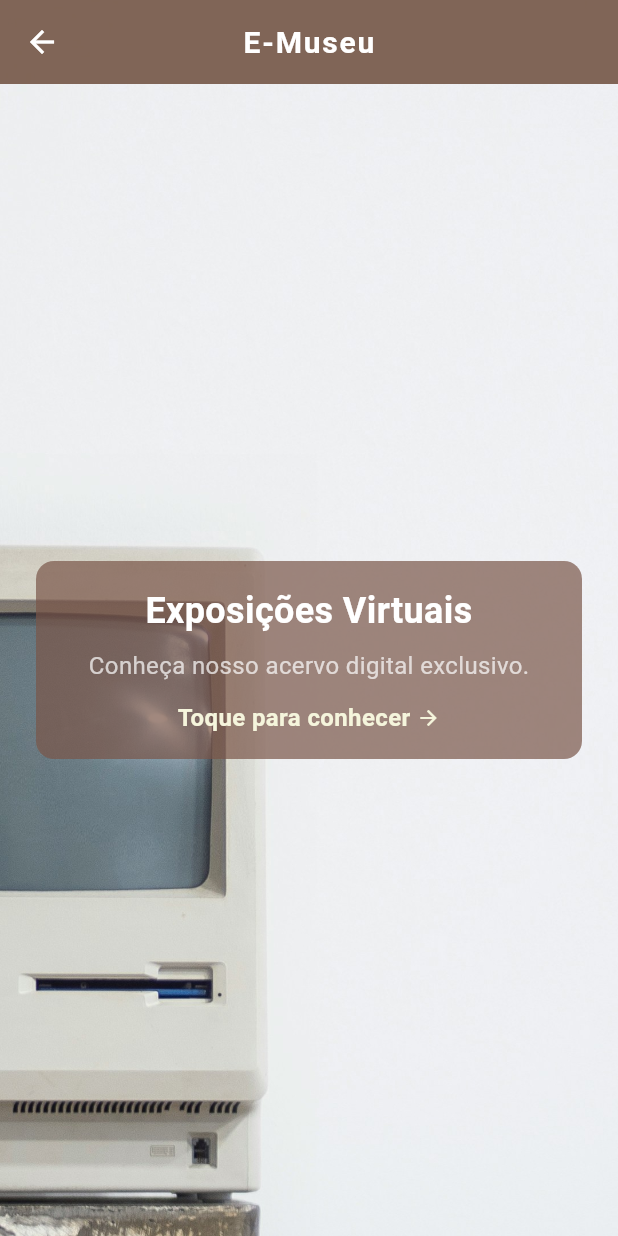
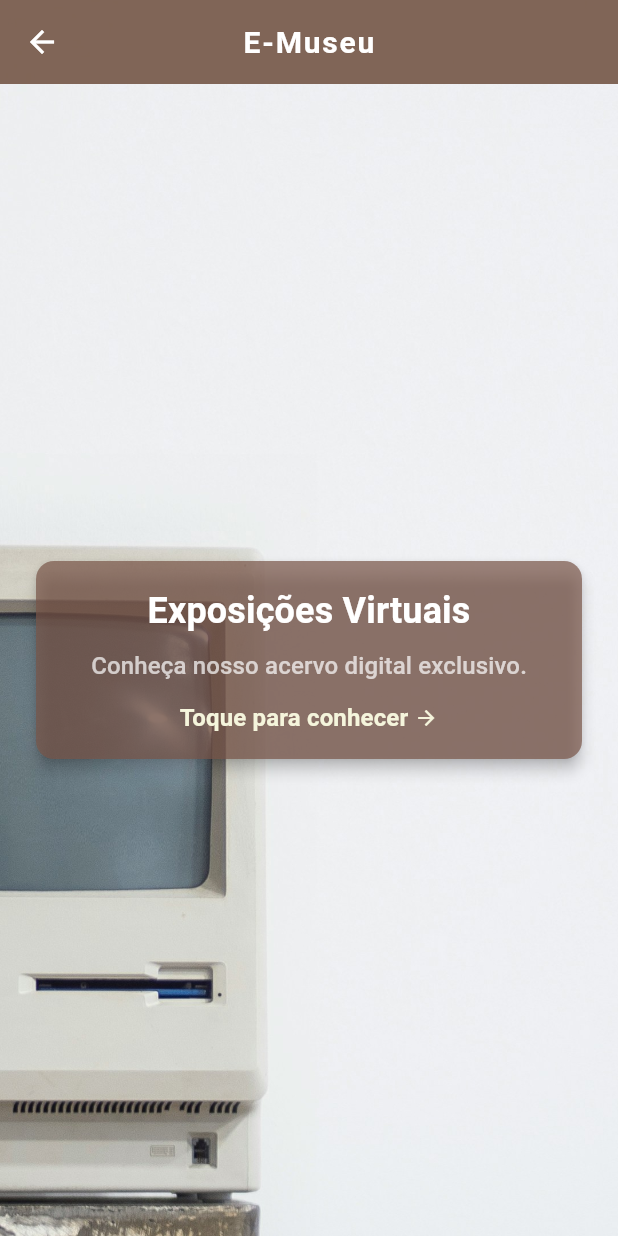
Before and after one commit to guilhermelerner/App-E_lixo, a Flutter app: the EMuseuHomePage screen opened directly, swiped to page 2, on a phone screen of 412 x 824 dp. Run offline on Flutter 3.47's test engine with Material 3 defaults, Android fonts, the phone set to English and light mode, and no system bars.

Commit message:
refactor(e-museu): melhoria de usabilidade da home page

```diff
--- a/lib/modules/e_museu/e_museu_home_page.dart
+++ b/lib/modules/e_museu/e_museu_home_page.dart
@@ -110,8 +110,53 @@ class _EMuseuHomePageState extends State<EMuseuHomePage> {
         },
         itemBuilder: (context, index) {
           double pageOffset = index - _scrollOffset;
+          double textTranslation = pageOffset * 180;
 
-          double textTranslation = pageOffset * 180;
+          Widget cardContent = Column(
+            mainAxisSize: MainAxisSize.min,
+            children: [
+              Text(
+                _panels[index]['title']!,
+                textAlign: TextAlign.center,
+                style: const TextStyle(
+                  color: Colors.white,
+                  fontSize: 24,
+                  fontWeight: FontWeight.bold,
+                ),
+              ),
+              const SizedBox(height: 8),
+              Text(
+                _panels[index]['desc']!,
+                textAlign: TextAlign.justify,
+                style: const TextStyle(
+                  color: Colors.white70,
+                  fontSize: 16,
+                ),
+              ),
+              if (index == 1) ...[
+                const SizedBox(height: 12),
+                const Row(
+                  mainAxisAlignment: MainAxisAlignment.center,
+                  children: [
+                    Text(
+                      'Toque para conhecer',
+                      style: TextStyle(
+                        color: Color(0xFFF5F5DC),
+                        fontWeight: FontWeight.bold,
+                        fontSize: 16,
+                      ),
+                    ),
+                    SizedBox(width: 4),
+                    Icon(
+                      Icons.arrow_forward,
+                      color: Color(0xFFF5F5DC),
+                      size: 16,
+                    ),
+                  ],
+                ),
+              ],
+            ],
+          );
 
           return Stack(
             children: [
@@ -121,7 +166,6 @@ class _EMuseuHomePageState extends State<EMuseuHomePage> {
                 height: double.infinity,
                 fit: BoxFit.cover,
               ),
-
               SafeArea(
                 child: Padding(
                   padding: const EdgeInsets.all(24.0),
@@ -134,22 +178,20 @@ class _EMuseuHomePageState extends State<EMuseuHomePage> {
                           mainAxisAlignment: MainAxisAlignment.center,
                           crossAxisAlignment: CrossAxisAlignment.center,
                           children: [
-                            GestureDetector(
-                              onTap: () async {
-                                if (index == 1) {
+                            index == 1
+                                ? ElevatedButton(
+                                    onPressed: () async {
                                       _timer?.cancel();
 
                                       await Navigator.push(
                                         context,
                                         PageRouteBuilder(
-                                      pageBuilder:
-                                          (
+                                          pageBuilder: (
                                             context,
                                             animation,
                                             secondaryAnimation,
                                           ) => const EMuseuAcervoPage(),
-                                      transitionsBuilder:
-                                          (
+                                          transitionsBuilder: (
                                             context,
                                             animation,
                                             secondaryAnimation,
@@ -176,61 +218,27 @@ class _EMuseuHomePageState extends State<EMuseuHomePage> {
                                         ),
                                       );
                                       _startAutoPlay();
-                                }
                                     },
-                              child: Container(
+                                    style: ElevatedButton.styleFrom(
+                                      backgroundColor:
+                                          Colors.brown.withValues(alpha: 0.7),
+                                      padding: const EdgeInsets.all(16),
+                                      elevation: 4,
+                                      shape: RoundedRectangleBorder(
+                                        borderRadius: BorderRadius.circular(12),
+                                      ),
+                                      // Altera o efeito ripple para branco sutil, removendo o tom verde
+                                      overlayColor: Colors.white.withValues(alpha: 0.15),
+                                    ),
+                                    child: cardContent,
+                                  )
+                                : Container(
                                     padding: const EdgeInsets.all(16),
                                     decoration: BoxDecoration(
                                       color: Colors.brown.withValues(alpha: 0.7),
                                       borderRadius: BorderRadius.circular(12),
                                     ),
-                                child: Column(
-                                  mainAxisSize: MainAxisSize.min,
-                                  children: [
-                                    Text(
-                                      _panels[index]['title']!,
-                                      textAlign: TextAlign.center,
-                                      style: const TextStyle(
-                                        color: Colors.white,
-                                        fontSize: 24,
-                                        fontWeight: FontWeight.bold,
-                                      ),
-                                    ),
-                                    const SizedBox(height: 8),
-                                    Text(
-                                      _panels[index]['desc']!,
-                                      textAlign: TextAlign.justify,
-                                      style: const TextStyle(
-                                        color: Colors.white70,
-                                        fontSize: 16,
-                                      ),
-                                    ),
-                                    if (index == 1) ...[
-                                      const SizedBox(height: 12),
-                                      const Row(
-                                        mainAxisAlignment:
-                                            MainAxisAlignment.center,
-                                        children: [
-                                          Text(
-                                            'Toque para conhecer',
-                                            style: TextStyle(
-                                              color: Color(0xFFF5F5DC),
-                                              fontWeight: FontWeight.bold,
-                                              fontSize: 16,
-                                            ),
-                                          ),
-                                          SizedBox(width: 4),
-                                          Icon(
-                                            Icons.arrow_forward,
-                                            color: Color(0xFFF5F5DC),
-                                            size: 16,
-                                          ),
-                                        ],
-                                      ),
-                                    ],
-                                  ],
-                                ),
-                              ),
+                                    child: cardContent,
                                   ),
                           ],
                         ),
```
Lines whose indentation alone changed are shown as unchanged.
